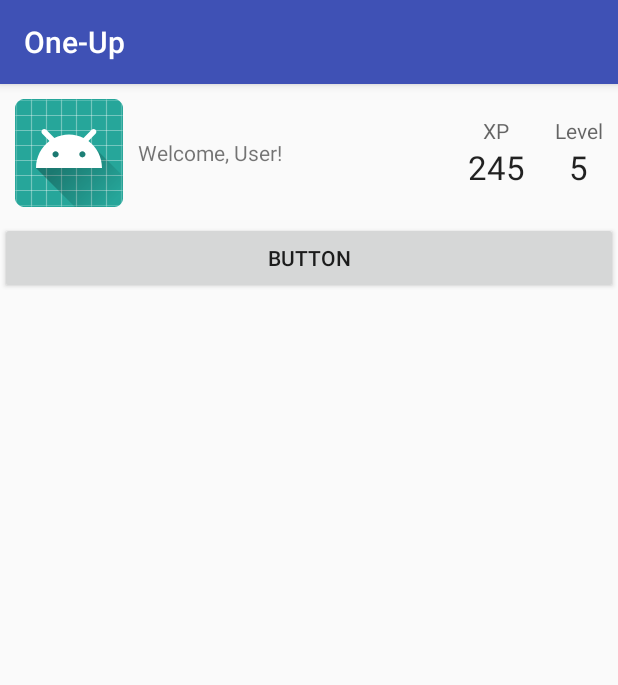
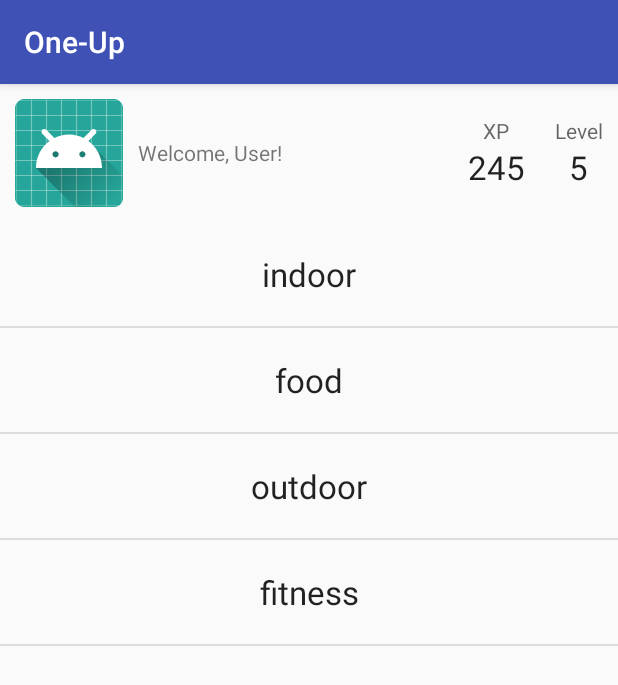
Before and after one commit to FBU2018-L3/1-Up, an Android app: the HomeFragment screen opened directly, with no data from a screen before it, on a phone screen of 412 x 824 dp. Shown: the top 685 px of the screen. Run offline under Robolectric (Android 15) with nearby library versions, the phone set to English and light mode, and no system bars; libraries missing offline, so code that uses them is left out: com.parse; 2 statements that could not run were skipped.

Commit message:
style and populate category buttons

```diff
--- a/One-Up/app/src/main/java/com/l3/one_up/HomeFragment.java
+++ b/One-Up/app/src/main/java/com/l3/one_up/HomeFragment.java
@@ -8,8 +8,10 @@ import android.support.v4.app.Fragment;
 import android.view.LayoutInflater;
 import android.view.View;
 import android.view.ViewGroup;
-import android.widget.Button;
+import android.widget.AdapterView;
+import android.widget.ArrayAdapter;
 import android.widget.ImageView;
+import android.widget.ListView;
 import android.widget.TextView;
 
 import com.parse.ParseUser;
@@ -22,7 +24,10 @@ public class HomeFragment extends Fragment {
     private TextView tvLevelNum;
     private TextView tvXPNum;
 
-    private Button btnCategorySelect;
+    private ListView lvCategories;
+    private ArrayAdapter categoriesAdapter;
+    private String[] categories;
+
     private OnFragmentInteractionListener mListener;
 
     private ParseUser user;
@@ -56,27 +61,33 @@ public class HomeFragment extends Fragment {
         tvLevelNum = (TextView) getActivity().findViewById(R.id.tvLevelNum);
         tvXPNum = (TextView) getActivity().findViewById(R.id.tvXPNum);
 
-        btnCategorySelect = (Button) getActivity().findViewById(R.id.btnCategorySelect);
-        btnCategorySelect.setOnClickListener(new View.OnClickListener() {
-            @Override
-            public void onClick(View v) {
-                onButtonPressed();
-            }
-        });
-
         user = ParseUser.getCurrentUser();
 
+        // populate text fields w user info
         if (user != null) {
             tvWelcome.setText("Welcome, " + user.getUsername());
             tvLevelNum.setText(""+ user.getInt("level"));
             tvXPNum.setText("" + user.getInt("experiencePoints"));
         }
 
+        categories = getResources().getStringArray(R.array.categories);
+
+        categoriesAdapter = new ArrayAdapter<>(getContext(), R.layout.item_category, categories);
+
+        lvCategories = (ListView) getActivity().findViewById(R.id.lvCategories);
+        lvCategories.setAdapter(categoriesAdapter);
+        lvCategories.setOnItemClickListener(new AdapterView.OnItemClickListener() {
+            @Override
+            public void onItemClick(AdapterView<?> parent, View view, int position, long id) {
+                onButtonPressed(categories[position]);
+            }
+        });
+
     }
 
-    public void onButtonPressed() {
+    public void onButtonPressed(String categoryName) {
         if (mListener != null) {
-            mListener.onCategoryClick("fitness");
+            mListener.onCategoryClick(categoryName);
         }
     }
 
--- a/One-Up/app/src/main/res/layout/fragment_home.xml
+++ b/One-Up/app/src/main/res/layout/fragment_home.xml
@@ -80,13 +80,12 @@
 
     </RelativeLayout>
 
-    <Button
-        android:id="@+id/btnCategorySelect"
+    <ListView
+        android:id="@+id/lvCategories"
         android:layout_width="match_parent"
-        android:layout_height="wrap_content"
+        android:layout_height="match_parent"
         android:layout_alignParentStart="true"
-        android:layout_below="@+id/rlHeader"
-        android:text="Button" />
+        android:layout_below="@+id/rlHeader" />
 
 
 </RelativeLayout>
--- /dev/null
+++ b/One-Up/app/src/main/res/layout/item_category.xml
@@ -0,0 +1,10 @@
+<?xml version="1.0" encoding="utf-8"?>
+<TextView xmlns:android="http://schemas.android.com/apk/res/android"
+    android:id="@+id/tvCategory"
+    android:layout_width="match_parent"
+    android:layout_height="wrap_content"
+    android:layout_margin="20dp"
+    android:padding="20dp"
+    android:text="category name"
+    android:textAlignment="center"
+    android:textAppearance="@android:style/TextAppearance.Large" />
--- /dev/null
+++ b/One-Up/app/src/main/res/values/arrays.xml
@@ -0,0 +1,4 @@
+<?xml version="1.0" encoding="utf-8"?>
+<resources>
+
+</resources>
--- a/One-Up/app/src/main/res/values/strings.xml
+++ b/One-Up/app/src/main/res/values/strings.xml
@@ -1,3 +1,9 @@
 <resources>
     <string name="app_name">One-Up</string>
+    <string-array name="categories">
+        <item>indoor</item>
+        <item>food</item>
+        <item>outdoor</item>
+        <item>fitness</item>
+    </string-array>
 </resources>
```
